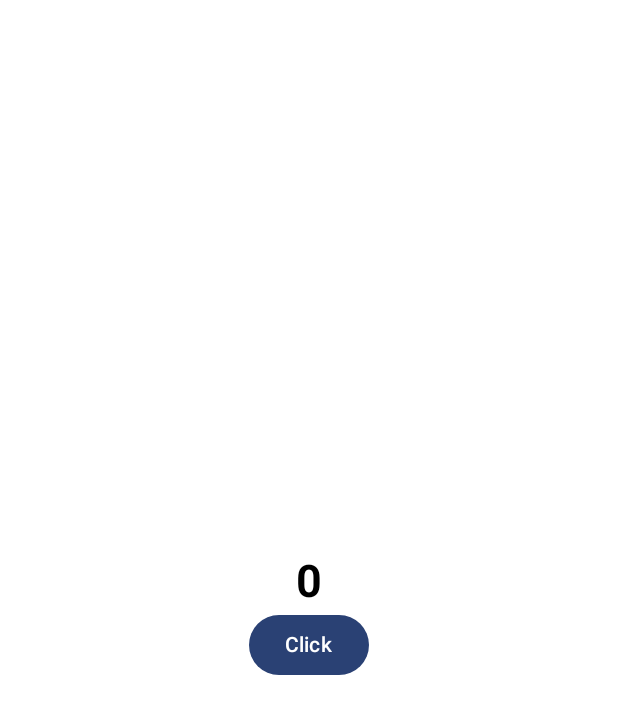
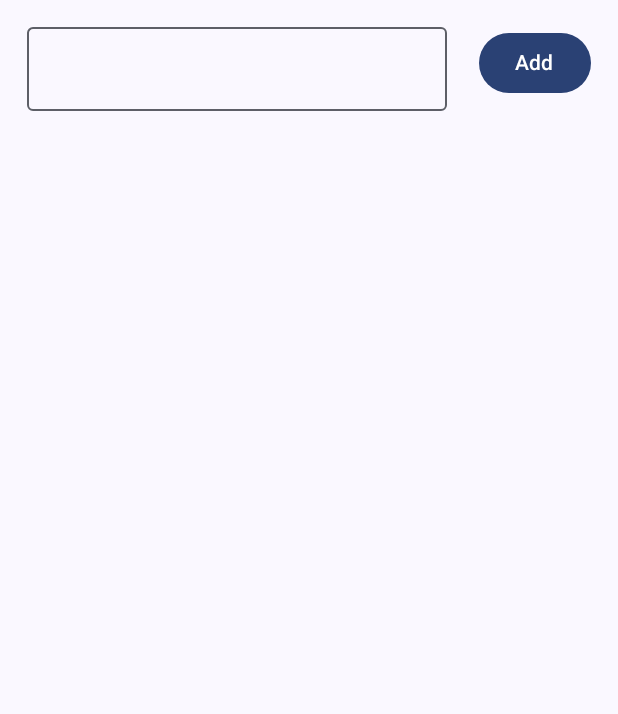
Before and after one commit to Mahendran-Murugan/Learn-Jetpack-Compose, an Android app built with Jetpack Compose: the screen it shows after launch (MainActivity), on a phone screen of 412 x 824 dp. Shown: the top 714 px of the screen. Run offline under Robolectric (Android 15) with nearby library versions, the phone set to English and light mode, and no system bars.

Commit message:
feat: create a list app

```diff
--- a/LearnCompose/app/src/main/java/com/example/learncompose/MainActivity.kt
+++ b/LearnCompose/app/src/main/java/com/example/learncompose/MainActivity.kt
@@ -1,6 +1,7 @@
 package com.example.learncompose
 
 import android.os.Bundle
+import android.widget.Toast
 import androidx.activity.ComponentActivity
 import androidx.activity.compose.setContent
 import androidx.activity.enableEdgeToEdge
@@ -11,6 +12,7 @@ import androidx.compose.foundation.layout.Arrangement
 import androidx.compose.foundation.layout.Box
 import androidx.compose.foundation.layout.Column
 import androidx.compose.foundation.layout.Row
+import androidx.compose.foundation.layout.Spacer
 import androidx.compose.foundation.layout.fillMaxSize
 import androidx.compose.foundation.layout.fillMaxWidth
 import androidx.compose.foundation.layout.height
@@ -24,9 +26,12 @@ import androidx.compose.foundation.shape.CircleShape
 import androidx.compose.material.icons.Icons
 import androidx.compose.material.icons.filled.Add
 import androidx.compose.material3.Button
+import androidx.compose.material3.Divider
 import androidx.compose.material3.Icon
+import androidx.compose.material3.OutlinedTextField
 import androidx.compose.material3.Scaffold
 import androidx.compose.material3.Text
+import androidx.compose.material3.TextField
 import androidx.compose.runtime.Composable
 import androidx.compose.runtime.getValue
 import androidx.compose.runtime.mutableIntStateOf
@@ -38,6 +43,7 @@ import androidx.compose.ui.Modifier
 import androidx.compose.ui.draw.clip
 import androidx.compose.ui.graphics.Color
 import androidx.compose.ui.graphics.vector.ImageVector
+import androidx.compose.ui.platform.LocalContext
 import androidx.compose.ui.res.painterResource
 import androidx.compose.ui.text.font.FontFamily
 import androidx.compose.ui.text.font.FontWeight
@@ -57,7 +63,10 @@ class MainActivity : ComponentActivity() {
 //                        name = "Mahendran M",
 //                        modifier = Modifier.padding(padding)
 //                    )
-                    App(
+//                    CounterApp(
+//                        modifier = Modifier.padding(safePadding)
+//                    )
+                    SimpleListApp(
                         modifier = Modifier.padding(safePadding)
                     )
                 }
@@ -67,10 +76,63 @@ class MainActivity : ComponentActivity() {
 }
 
 @Composable
-fun App(modifier: Modifier = Modifier) {
+fun SimpleListApp (modifier: Modifier = Modifier) {
+    var data by remember {
+        mutableStateOf("")
+    }
+
+    var dataList by remember {
+        mutableStateOf(listOf<String>())
+    }
+
+    Column(
+        modifier = modifier
+            .fillMaxSize()
+            .padding(18.dp)
+    ) {
+        Row(
+            modifier = modifier
+                .fillMaxWidth(),
+            horizontalArrangement = Arrangement.SpaceBetween
+        ){
+            OutlinedTextField(
+                value = data,
+                onValueChange = { text ->
+                    data = text
+                }
+            )
+            Button(onClick = {
+                if(data.isNotEmpty()){
+                    dataList += data
+                    data = ""
+                }
+            }) {
+                Text(
+                    text = "Add"
+                )
+            }
+        }
+        LazyColumn {
+            items(dataList){ currData ->
+                Text(
+                    text = currData,
+                    fontSize = 20.sp,
+                    fontWeight = FontWeight.Bold,
+                    modifier = Modifier
+                        .padding(16.dp)
+                )
+                Divider()
+            }
+        }
+    }
+}
+
+@Composable
+fun CounterApp(modifier: Modifier = Modifier) {
     var count by remember {
         mutableStateOf(0)
     }
+    val context = LocalContext.current
        Column(
            modifier = modifier
                .fillMaxSize()
@@ -86,6 +148,7 @@ fun App(modifier: Modifier = Modifier) {
             )
            Button(onClick = {
                count++
+               Toast.makeText(context, if(count < 10) "Button Clicked" else "enough Clicking Button", Toast.LENGTH_SHORT).show()
            }) {
                Text(
                    text = "Click"
```
